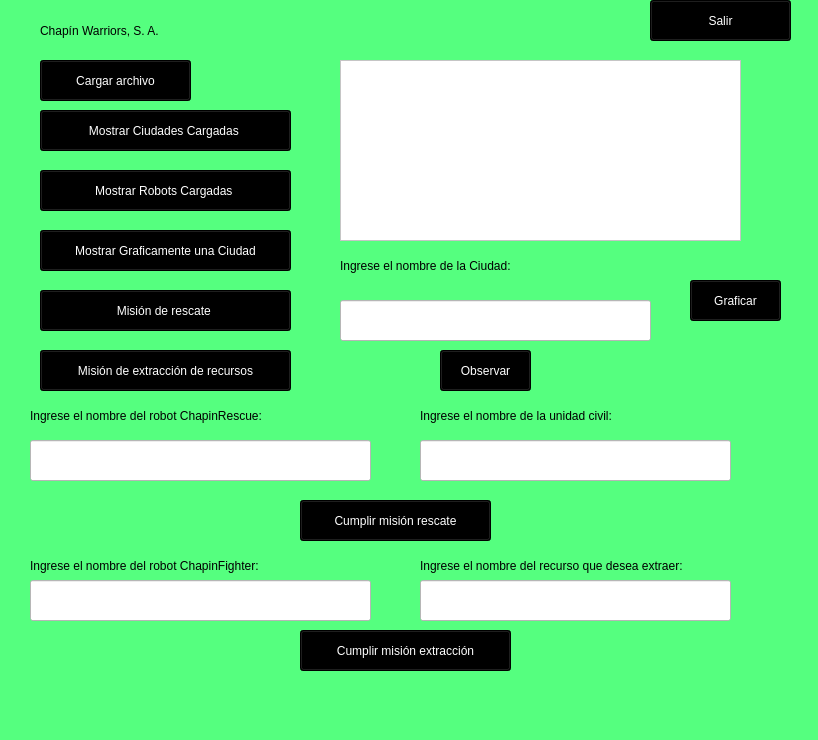
This is principal.ui in NatalyDuarte/IPC2_Proyecto2_202001570 as Qt 5 draws it before an edit. The edited form follows.
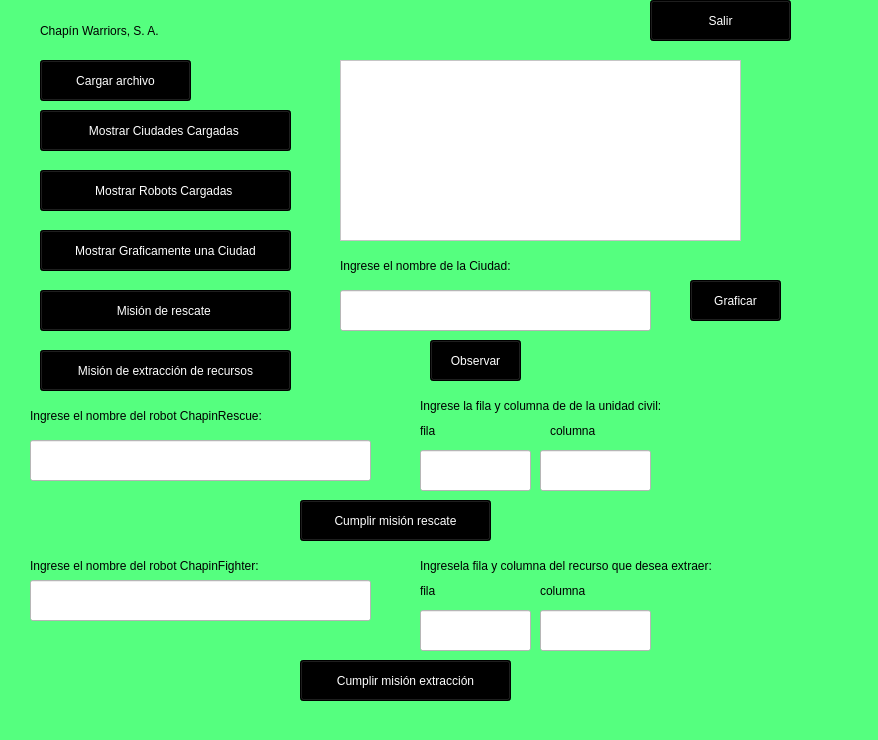
This is the edited form.

Diff of the .ui file:
```diff
--- a/principal.ui
+++ b/principal.ui
@@ -6,7 +6,7 @@
    <rect>
     <x>0</x>
     <y>0</y>
-    <width>818</width>
+    <width>878</width>
     <height>740</height>
    </rect>
   </property>
@@ -141,7 +141,7 @@
     <property name="geometry">
      <rect>
       <x>340</x>
-      <y>300</y>
+      <y>290</y>
       <width>311</width>
       <height>41</height>
      </rect>
@@ -253,8 +253,8 @@
     <property name="geometry">
      <rect>
       <x>420</x>
-      <y>400</y>
-      <width>291</width>
+      <y>390</y>
+      <width>371</width>
       <height>31</height>
      </rect>
     </property>
@@ -262,15 +262,15 @@
      <string notr="true">font: 16pt &quot;Arial Narrow&quot;;</string>
     </property>
     <property name="text">
-     <string>Ingrese el nombre de la unidad civil:</string>
+     <string>Ingrese la fila y columna de de la unidad civil:</string>
     </property>
    </widget>
    <widget class="QLineEdit" name="lineEdit_3">
     <property name="geometry">
      <rect>
       <x>420</x>
-      <y>440</y>
-      <width>311</width>
+      <y>450</y>
+      <width>111</width>
       <height>41</height>
      </rect>
     </property>
@@ -330,7 +330,7 @@
      <rect>
       <x>420</x>
       <y>550</y>
-      <width>391</width>
+      <width>441</width>
       <height>31</height>
      </rect>
     </property>
@@ -338,15 +338,15 @@
      <string notr="true">font: 16pt &quot;Arial Narrow&quot;;</string>
     </property>
     <property name="text">
-     <string>Ingrese el nombre del recurso que desea extraer:</string>
+     <string>Ingresela fila y columna del recurso que desea extraer:</string>
     </property>
    </widget>
    <widget class="QLineEdit" name="lineEdit_5">
     <property name="geometry">
      <rect>
       <x>420</x>
-      <y>580</y>
-      <width>311</width>
+      <y>610</y>
+      <width>111</width>
       <height>41</height>
      </rect>
     </property>
@@ -358,7 +358,7 @@
     <property name="geometry">
      <rect>
       <x>300</x>
-      <y>630</y>
+      <y>660</y>
       <width>211</width>
       <height>41</height>
      </rect>
@@ -375,8 +375,8 @@
    <widget class="QPushButton" name="pushButton_11">
     <property name="geometry">
      <rect>
-      <x>440</x>
-      <y>350</y>
+      <x>430</x>
+      <y>340</y>
       <width>91</width>
       <height>41</height>
      </rect>
@@ -390,6 +390,96 @@
      <string>Observar</string>
     </property>
    </widget>
+   <widget class="QLineEdit" name="lineEdit_6">
+    <property name="geometry">
+     <rect>
+      <x>540</x>
+      <y>450</y>
+      <width>111</width>
+      <height>41</height>
+     </rect>
+    </property>
+    <property name="styleSheet">
+     <string notr="true">background-color: rgb(255, 255, 255);</string>
+    </property>
+   </widget>
+   <widget class="QLabel" name="label_7">
+    <property name="geometry">
+     <rect>
+      <x>420</x>
+      <y>420</y>
+      <width>41</width>
+      <height>21</height>
+     </rect>
+    </property>
+    <property name="styleSheet">
+     <string notr="true">font: 16pt &quot;Arial Narrow&quot;;</string>
+    </property>
+    <property name="text">
+     <string>fila</string>
+    </property>
+   </widget>
+   <widget class="QLabel" name="label_8">
+    <property name="geometry">
+     <rect>
+      <x>550</x>
+      <y>420</y>
+      <width>101</width>
+      <height>21</height>
+     </rect>
+    </property>
+    <property name="styleSheet">
+     <string notr="true">font: 16pt &quot;Arial Narrow&quot;;</string>
+    </property>
+    <property name="text">
+     <string>columna</string>
+    </property>
+   </widget>
+   <widget class="QLabel" name="label_9">
+    <property name="geometry">
+     <rect>
+      <x>420</x>
+      <y>580</y>
+      <width>41</width>
+      <height>21</height>
+     </rect>
+    </property>
+    <property name="styleSheet">
+     <string notr="true">font: 16pt &quot;Arial Narrow&quot;;</string>
+    </property>
+    <property name="text">
+     <string>fila</string>
+    </property>
+   </widget>
+   <widget class="QLabel" name="label_10">
+    <property name="geometry">
+     <rect>
+      <x>540</x>
+      <y>580</y>
+      <width>101</width>
+      <height>21</height>
+     </rect>
+    </property>
+    <property name="styleSheet">
+     <string notr="true">font: 16pt &quot;Arial Narrow&quot;;</string>
+    </property>
+    <property name="text">
+     <string>columna</string>
+    </property>
+   </widget>
+   <widget class="QLineEdit" name="lineEdit_7">
+    <property name="geometry">
+     <rect>
+      <x>540</x>
+      <y>610</y>
+      <width>111</width>
+      <height>41</height>
+     </rect>
+    </property>
+    <property name="styleSheet">
+     <string notr="true">background-color: rgb(255, 255, 255);</string>
+    </property>
+   </widget>
   </widget>
   <widget class="QMenuBar" name="menubar">
    <property name="geometry">
```
Left out of the diff: 2 changed lines with no effect on the pictures.
